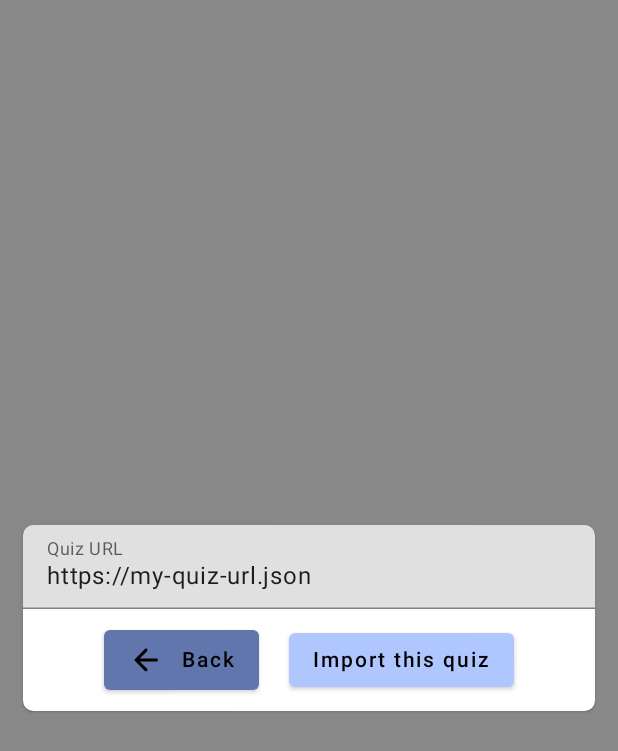
After one commit to NathanBogaert/kmm_quizz, an Android app built with Jetpack Compose: the composable ImportScreen shown on its own in the app's theme, on a phone screen of 412 x 824 dp. The commit adds this screen. Shown: the top 751 px of the screen. Run offline under Robolectric (Android 15) with nearby library versions, the phone set to English and light mode, and no system bars; libraries missing offline, so code that uses them is left out: moe.tlaster.precompose; network calls fail; 3 statements that could not run were skipped.

Commit message:
Import mais ca marche pas

```diff
--- /dev/null
+++ b/shared/src/commonMain/kotlin/ImportScreen.kt
@@ -0,0 +1,92 @@
+import androidx.compose.foundation.background
+import androidx.compose.foundation.layout.Box
+import androidx.compose.foundation.layout.Column
+import androidx.compose.foundation.layout.Row
+import androidx.compose.foundation.layout.fillMaxSize
+import androidx.compose.foundation.layout.fillMaxWidth
+import androidx.compose.foundation.layout.padding
+import androidx.compose.foundation.rememberScrollState
+import androidx.compose.foundation.shape.RoundedCornerShape
+import androidx.compose.foundation.verticalScroll
+import androidx.compose.material.Button
+import androidx.compose.material.ButtonDefaults
+import androidx.compose.material.Card
+import androidx.compose.material.DropdownMenuItem
+import androidx.compose.material.Icon
+import androidx.compose.material.MaterialTheme
+import androidx.compose.material.Text
+import androidx.compose.material.TextField
+import androidx.compose.material.icons.Icons
+import androidx.compose.material.icons.rounded.ArrowBack
+import androidx.compose.material.icons.rounded.Check
+import androidx.compose.runtime.Composable
+import androidx.compose.runtime.getValue
+import androidx.compose.runtime.mutableStateOf
+import androidx.compose.runtime.remember
+import androidx.compose.runtime.setValue
+import androidx.compose.ui.Alignment
+import androidx.compose.ui.Modifier
+import androidx.compose.ui.graphics.Color
+import androidx.compose.ui.unit.dp
+import androidx.compose.ui.unit.sp
+import io.ktor.http.encodeURLPath
+import moe.tlaster.precompose.navigation.Navigator
+import network.data.Quiz
+import java.net.URLEncoder
+import java.net.URLDecoder
+
+@Composable
+fun ImportScreen(navigator: Navigator) {
+    var importedURL by remember { mutableStateOf("https://my-quiz-url.json") }
+    val primaryDarkColor = getPrimaryDarkColor()
+    var buttonColor by remember { mutableStateOf(primaryDarkColor) }
+    MaterialTheme {
+        Box(modifier = Modifier.background(Color.Gray).fillMaxSize()) {
+            Card(
+                modifier = Modifier.padding(horizontal = 15.dp).align(Alignment.Center),
+                shape = RoundedCornerShape(7.dp),
+                backgroundColor = Color.White
+            ) {
+                Column(
+                    Modifier.fillMaxWidth().verticalScroll(rememberScrollState()),
+                    horizontalAlignment = Alignment.CenterHorizontally
+                ) {
+                    TextField(
+                        value = importedURL,
+                        onValueChange = { if (it.length <= 128) importedURL = it },
+                        label = { Text("Quiz URL") },
+                        modifier = Modifier.fillMaxWidth()
+                    )
+
+                    Row {
+                        Button(
+                            colors = ButtonDefaults.buttonColors(backgroundColor = getPrimaryDarkColor()),
+                            modifier = Modifier.padding(10.dp),
+                            onClick = {
+                                navigator.navigate("/welcome")
+                            }) {
+                            Icon(
+                                Icons.Rounded.ArrowBack,
+                                contentDescription = null,
+                                modifier = Modifier.padding(end = 12.dp)
+                            )
+                            Text(
+                                text = "Back"
+                            )
+                        }
+                        Button(
+                                colors = ButtonDefaults.buttonColors(backgroundColor = getPrimaryColor()),
+                        onClick = {
+                            navigator.navigate(route = "/import_process/${URLEncoder.encode(importedURL, "UTF-8")}")
+                        },
+                        modifier = Modifier.padding(10.dp)
+                        ) {
+                        Text("Import this quiz")
+                    }
+                    }
+
+                }
+            }
+        }
+    }
+}
```
Also changed, not shown: shared/src/commonMain/kotlin/CreateScreen.kt (+22 -12 lines), shared/src/commonMain/kotlin/ImportProcessing.kt (added, +80 -0 lines), shared/src/commonMain/kotlin/Navhost.kt (+16 -0 lines), shared/src/commonMain/kotlin/WelcomeScreen.kt (+12 -1 lines).
